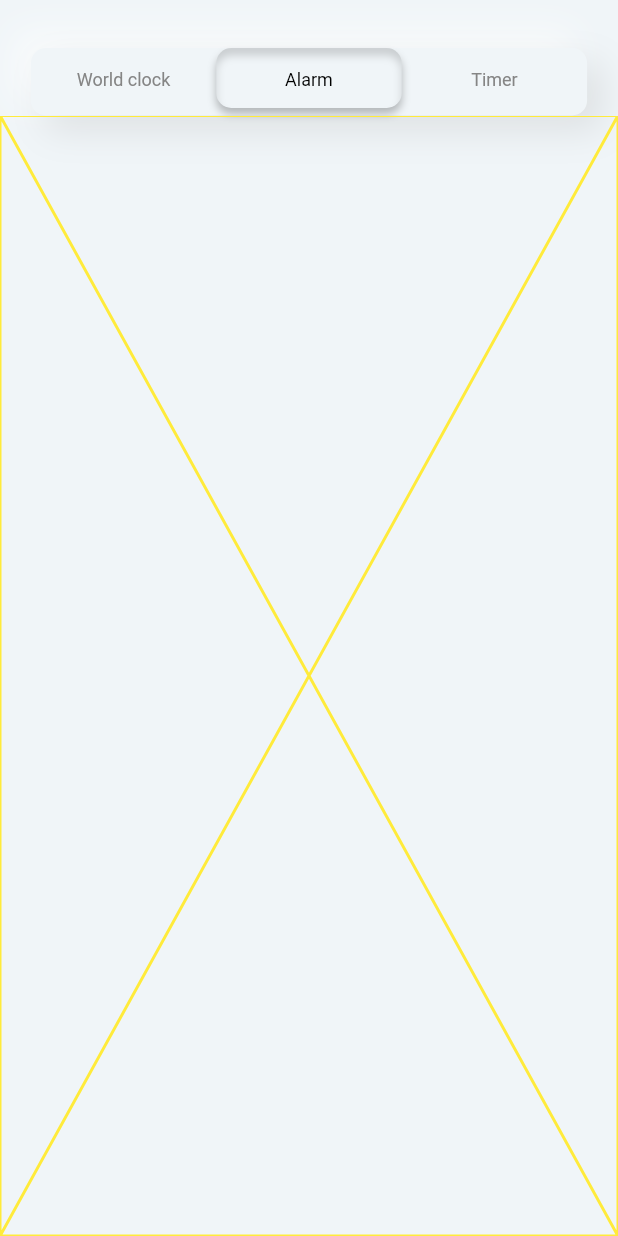
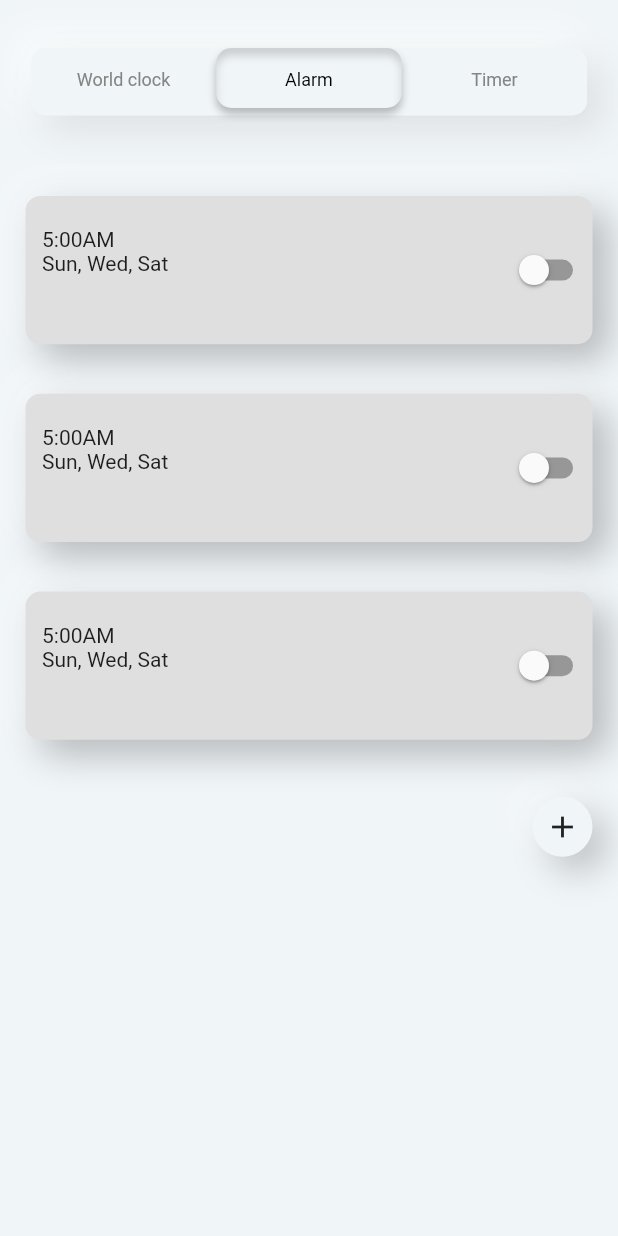
Before and after one commit to crefter/alarm_clock, a Flutter app: the screen it shows after launch, tab 2 chosen, on a phone screen of 412 x 824 dp. Run offline on Flutter 3.47's test engine with Material 2 defaults, Android fonts, the phone set to English and light mode, and no system bars; our stand-ins replace bloc, flutter_bloc, freezed_annotation, google_fonts; generated files the repository leaves out were written again.

Commit message:
Started work on alarm screen

```diff
--- a/lib/src/app/screens/alarm_screen.dart
+++ b/lib/src/app/screens/alarm_screen.dart
@@ -1,3 +1,5 @@
+import 'package:alarm_clock/src/core/widget/action_icon_button_widget.dart';
+import 'package:alarm_clock/src/features/alarm/widgets/alarms_list_widget.dart';
 import 'package:flutter/material.dart';
 
 class AlarmScreen extends StatelessWidget {
@@ -5,8 +7,34 @@ class AlarmScreen extends StatelessWidget {
 
   @override
   Widget build(BuildContext context) {
-    return const Placeholder(
-      color: Colors.yellow,
+    final size = MediaQuery.of(context).size;
+    return CustomScrollView(
+      slivers: [
+        SliverToBoxAdapter(
+          child: SizedBox(
+            height: size.height * 0.025,
+          ),
+        ),
+        const AlarmsListWidget(),
+        SliverToBoxAdapter(
+          child: SizedBox(
+            height: size.height * 0.046,
+          ),
+        ),
+        SliverToBoxAdapter(
+          child: Align(
+            alignment: Alignment.centerRight,
+            child: Padding(
+              padding: const EdgeInsets.only(
+                right: 17,
+              ),
+              child: ActionIconButton(
+                onPressed: () {},
+              ),
+            ),
+          ),
+        ),
+      ],
     );
   }
 }
--- a/lib/src/core/app_colors.dart
+++ b/lib/src/core/app_colors.dart
@@ -15,8 +15,9 @@ abstract class AppColors {
   static const Color unselectedTabBarColor = Color.fromRGBO(133, 133, 133, 1);
   static const Color timeZoneTextColor = Color.fromRGBO(0, 0, 0, 0.48);
   static const Color dateTextColor = Color.fromARGB(255, 0, 0, 0);
-  static const Color actionIconButtonDarkShadow =
+  static const Color actionIconButtonDarkShadowColor =
       Color.fromRGBO(31, 31, 31, 0.25);
-  static const Color actionIconButtonLightShadow =
-      Color.fromRGBO(255, 255, 255, 0.25);
+  static const Color lightShadowColor = Color.fromRGBO(255, 255, 255, 0.25);
+  static const Color tileColor = Color.fromARGB(255, 223, 223, 223);
+  static const Color checkedTileColor = Color.fromARGB(255, 251, 99, 163);
 }
--- a/lib/src/core/widget/action_icon_button_widget.dart
+++ b/lib/src/core/widget/action_icon_button_widget.dart
@@ -21,12 +21,12 @@ class ActionIconButton extends StatelessWidget {
           BoxShadow(
             offset: Offset(10, 10),
             blurRadius: 20,
-            color: AppColors.actionIconButtonDarkShadow,
+            color: AppColors.actionIconButtonDarkShadowColor,
           ),
           BoxShadow(
             offset: Offset(-10, -10),
             blurRadius: 20,
-            color: AppColors.actionIconButtonLightShadow,
+            color: AppColors.lightShadowColor,
           ),
         ],
       ),
--- /dev/null
+++ b/lib/src/features/alarm/widgets/alarm_item_widget.dart
@@ -0,0 +1,65 @@
+import 'package:alarm_clock/src/core/app_colors.dart';
+import 'package:flutter/material.dart';
+
+class AlarmItemWidget extends StatefulWidget {
+  final int index;
+
+  const AlarmItemWidget({Key? key, required this.index}) : super(key: key);
+
+  @override
+  State<AlarmItemWidget> createState() => _AlarmItemWidgetState();
+}
+
+class _AlarmItemWidgetState extends State<AlarmItemWidget> {
+  bool isChecked = false;
+
+  @override
+  Widget build(BuildContext context) {
+    final size = MediaQuery.of(context).size;
+    return Container(
+      height: size.height * 0.12,
+      decoration: BoxDecoration(
+          color: isChecked ? AppColors.checkedTileColor : AppColors.tileColor,
+          borderRadius: BorderRadius.circular(10),
+          boxShadow: const [
+            BoxShadow(
+              offset: Offset(10, 10),
+              blurRadius: 20,
+              color: AppColors.lightBlack,
+            ),
+            BoxShadow(
+              offset: Offset(-10, -10),
+              blurRadius: 20,
+              color: AppColors.lightShadowColor,
+            ),
+          ]),
+      child: Row(
+        mainAxisAlignment: MainAxisAlignment.spaceBetween,
+        children: [
+          Padding(
+            padding: const EdgeInsets.only(left: 11, top: 21),
+            child: Column(
+              crossAxisAlignment: CrossAxisAlignment.start,
+              children: [
+                Row(
+                  children: const [
+                    Text('5:00'),
+                    Text('AM'),
+                  ],
+                ),
+                const Text('Sun, Wed, Sat'),
+              ],
+            ),
+          ),
+          Switch.adaptive(
+            value: isChecked,
+            onChanged: (value) {
+              isChecked = value;
+              setState(() {});
+            },
+          ),
+        ],
+      ),
+    );
+  }
+}
--- /dev/null
+++ b/lib/src/features/alarm/widgets/alarms_list_widget.dart
@@ -0,0 +1,25 @@
+import 'package:alarm_clock/src/features/alarm/widgets/alarm_item_widget.dart';
+import 'package:flutter/material.dart';
+
+class AlarmsListWidget extends StatelessWidget {
+  const AlarmsListWidget({Key? key}) : super(key: key);
+
+  @override
+  Widget build(BuildContext context) {
+    return SliverList(
+      delegate: SliverChildBuilderDelegate(
+        (context, index) {
+          return Padding(
+            padding: const EdgeInsets.only(
+              top: 33,
+              right: 17,
+              left: 17,
+            ),
+            child: AlarmItemWidget(index: index),
+          );
+        },
+        childCount: 3,
+      ),
+    );
+  }
+}
```
